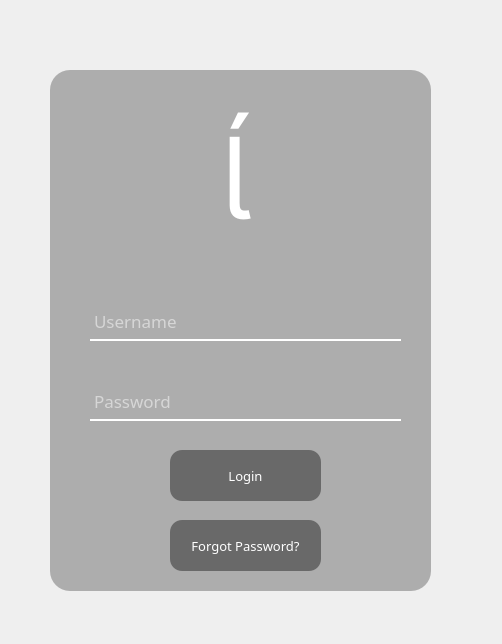
Above: LoginInterface/LoginInterfaceUI.ui from reyhankothari/NEA before the change. Below: the same form after it.
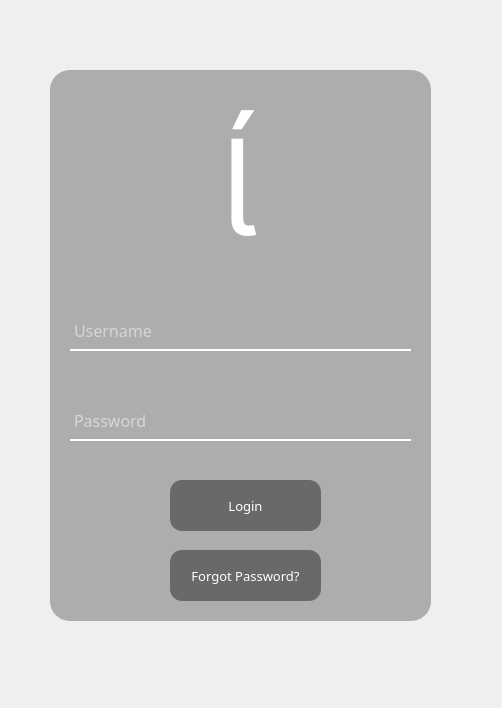
That is the form after the change. Icons and pictures are not drawn.

Commit message: Updated LoginInterfaceUI and LoginInterface.py as of 05/11/24

Patch:
```diff
--- a/LoginInterface/LoginInterfaceUI.ui
+++ b/LoginInterface/LoginInterfaceUI.ui
@@ -7,7 +7,7 @@
     <x>0</x>
     <y>0</y>
     <width>502</width>
-    <height>644</height>
+    <height>708</height>
    </rect>
   </property>
   <property name="windowTitle">
@@ -40,7 +40,7 @@
       <x>20</x>
       <y>20</y>
       <width>401</width>
-      <height>571</height>
+      <height>591</height>
      </rect>
     </property>
     <property name="minimumSize">
@@ -52,7 +52,7 @@
     <property name="maximumSize">
      <size>
       <width>401</width>
-      <height>571</height>
+      <height>600</height>
      </size>
     </property>
     <property name="styleSheet">
@@ -67,8 +67,8 @@
     <property name="geometry">
      <rect>
       <x>136</x>
-      <y>70</y>
-      <width>161</width>
+      <y>78</y>
+      <width>167</width>
       <height>171</height>
      </rect>
     </property>
@@ -80,14 +80,14 @@
     </property>
     <property name="maximumSize">
      <size>
-      <width>161</width>
-      <height>171</height>
+      <width>200</width>
+      <height>200</height>
      </size>
     </property>
     <property name="font">
      <font>
       <family>dripicons-v2</family>
-      <pointsize>85</pointsize>
+      <pointsize>100</pointsize>
      </font>
     </property>
     <property name="styleSheet">
@@ -106,7 +106,7 @@
       <x>30</x>
       <y>50</y>
       <width>381</width>
-      <height>521</height>
+      <height>551</height>
      </rect>
     </property>
     <property name="styleSheet">
@@ -121,16 +121,16 @@
    <widget class="QLineEdit" name="username_input">
     <property name="geometry">
      <rect>
-      <x>70</x>
-      <y>280</y>
-      <width>311</width>
+      <x>50</x>
+      <y>290</y>
+      <width>341</width>
       <height>41</height>
      </rect>
     </property>
     <property name="font">
      <font>
       <family>Malgun Gothic Semilight</family>
-      <pointsize>13</pointsize>
+      <pointsize>12</pointsize>
      </font>
     </property>
     <property name="styleSheet">
@@ -146,16 +146,16 @@
    <widget class="QLineEdit" name="password_input">
     <property name="geometry">
      <rect>
-      <x>70</x>
-      <y>360</y>
-      <width>311</width>
+      <x>50</x>
+      <y>380</y>
+      <width>341</width>
       <height>41</height>
      </rect>
     </property>
     <property name="font">
      <font>
       <family>Malgun Gothic Semilight</family>
-      <pointsize>13</pointsize>
+      <pointsize>12</pointsize>
      </font>
     </property>
     <property name="styleSheet">
@@ -172,7 +172,7 @@
     <property name="geometry">
      <rect>
       <x>150</x>
-      <y>430</y>
+      <y>460</y>
       <width>151</width>
       <height>51</height>
      </rect>
@@ -196,7 +196,7 @@
     <property name="geometry">
      <rect>
       <x>150</x>
-      <y>500</y>
+      <y>530</y>
       <width>151</width>
       <height>51</height>
      </rect>
```
Left out of the diff: 25 changed lines with no effect on the pictures. The commit also changes 1 other file.
